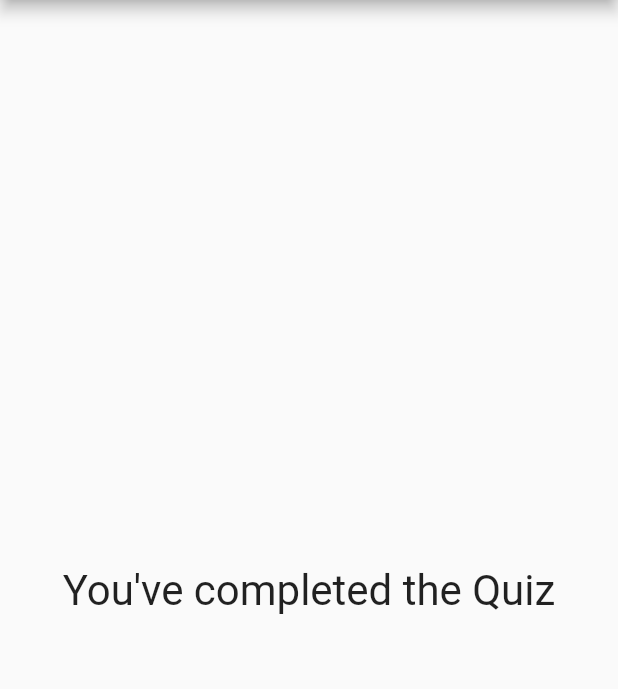
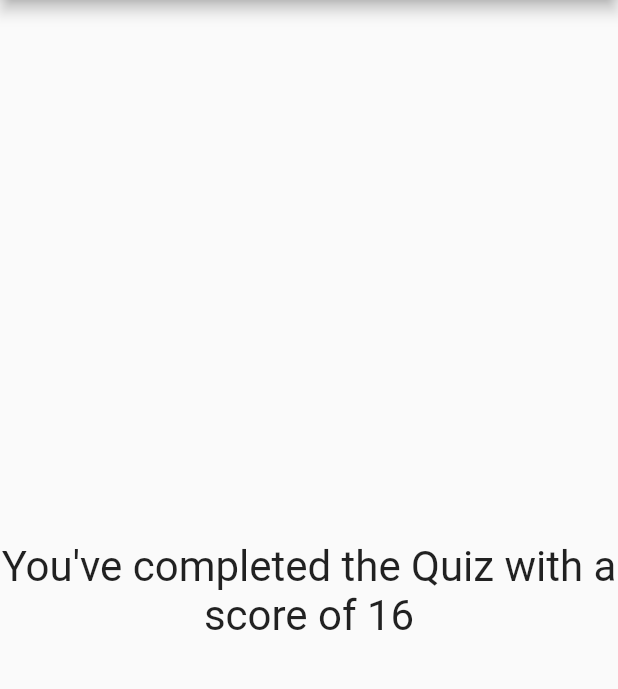
Before and after one commit to Winkel515/First-Flutter-App, a Flutter app: the screen it shows after launch, after a tap on "Black", after a tap on "Cat", after a tap on "Huawei", on a phone screen of 412 x 824 dp, the part 84-773 px from its top. Run offline on Flutter 3.47's test engine with Material 2 defaults, Android fonts, the phone set to English and light mode, and no system bars.

Commit message:
Added score system

```diff
--- a/lib/main.dart
+++ b/lib/main.dart
@@ -1,5 +1,5 @@
 import 'package:flutter/material.dart';
-import './question.dart';
+import './result.dart';
 import './quiz.dart';
 
 void main() => runApp(MyApp());
@@ -50,12 +50,14 @@ class _MyAppState extends State<MyApp> {
       ]
     },
   ];
-  var score = 0;
+  var _totalScore = 0;
   var _qIndex = 0;
-  void _answerQuestion() {
+
+  void _answerQuestion(int score) {
     if (_qIndex < _questions.length - 1) {
       setState(() {
         _qIndex++;
+        _totalScore += score;
       });
     }
   }
@@ -73,10 +75,7 @@ class _MyAppState extends State<MyApp> {
                   answers: _questions[_qIndex]['answers'],
                   answerQuestion: _answerQuestion,
                 )
-            : Center(
-                child: Question('You\'ve completed the Quiz'),
-              ),
-      ),
+              : Result(_totalScore)),
     );
   }
 }
--- a/lib/quiz.dart
+++ b/lib/quiz.dart
@@ -22,7 +22,7 @@ class Quiz extends StatelessWidget {
 
         // ... Operator takes things from a List and puts it within its parent List
         ...(answers as List<Map>).map((answer) {
-          return Answer(answer['text'], answerQuestion);
+          return Answer(answer['text'], () => answerQuestion(answer['score']));
         }).toList()
       ],
     );
--- /dev/null
+++ b/lib/result.dart
@@ -0,0 +1,18 @@
+import 'package:flutter/material.dart';
+
+import './question.dart';
+
+class Result extends StatelessWidget {
+  final int _totalScore;
+
+  Result(this._totalScore);
+
+  @override
+  Widget build(BuildContext context) {
+    return Center(
+      child: Question(
+        'You\'ve completed the Quiz with a score of $_totalScore',
+      ),
+    );
+  }
+}
```
Lines whose indentation alone changed are shown as unchanged.
